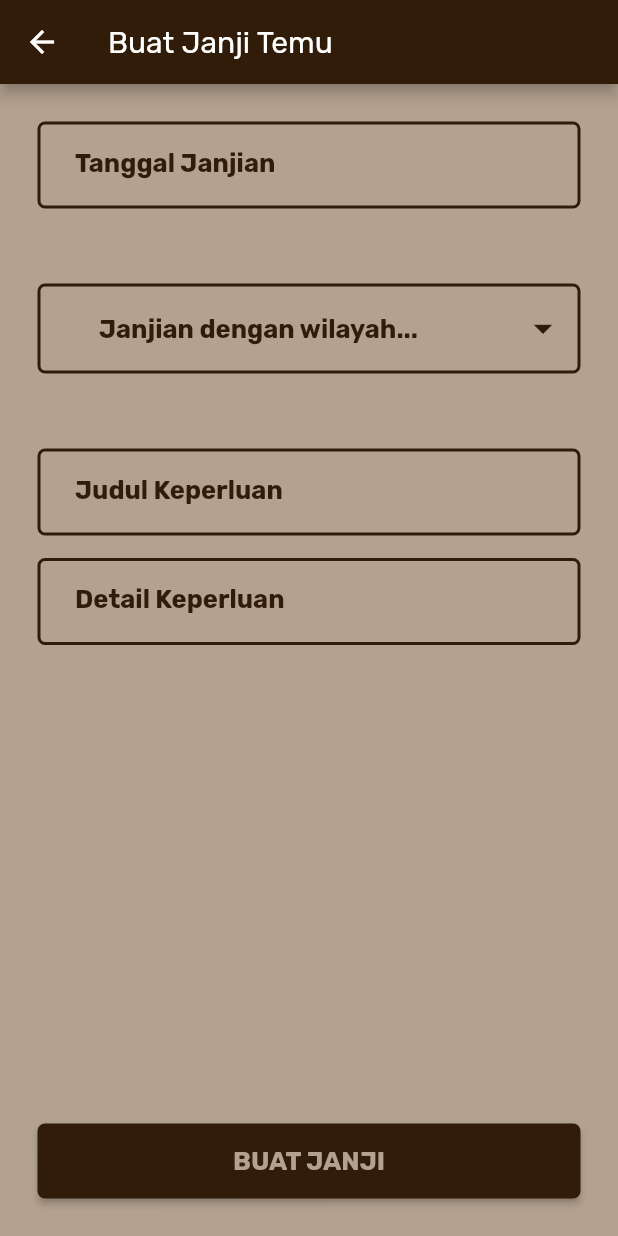
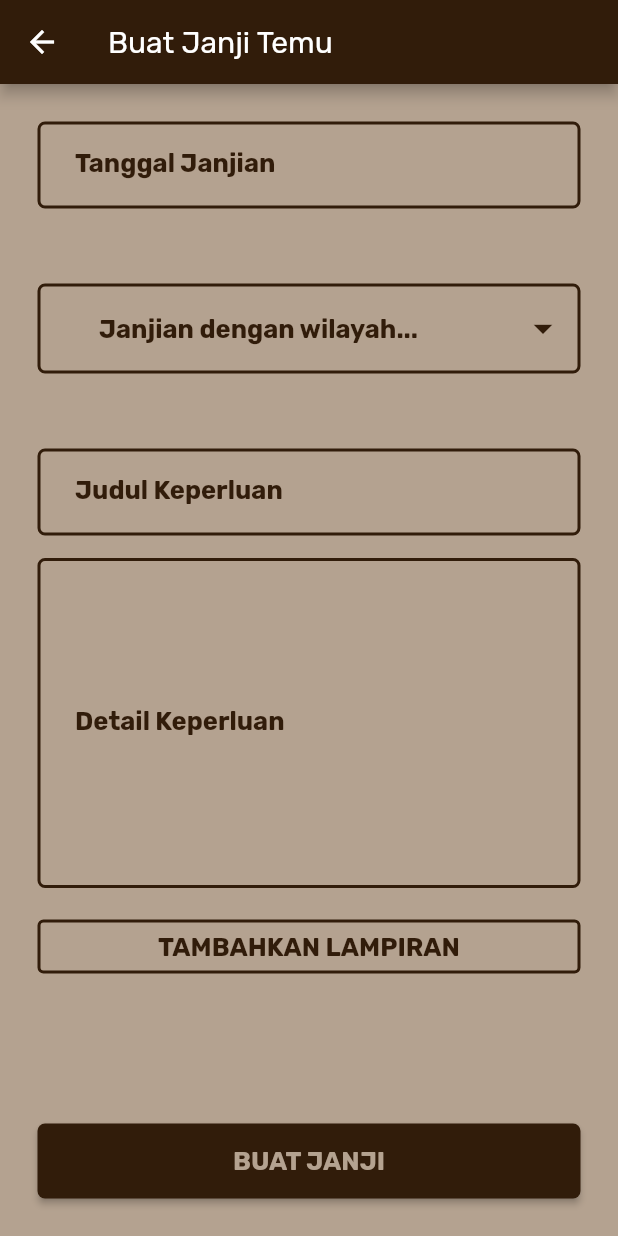
Before and after one commit to Smart-RT/SmartRT-mobile, a Flutter app: the BuatJanjiTemuPage screen opened directly, on a phone screen of 412 x 824 dp. Run offline on Flutter 3.47's test engine with Material 2 defaults, Android fonts, the light colour scheme and no system bars; drawn by our look-alikes of date_time_picker; our stand-ins replace dio, dropdown_button2, firebase_auth, firebase_core, flutter_secure_storage, lottie and 1 more; accounts and stored records are empty.

Commit message:
memperbaiki halaman buat janji temu

```diff
--- a/lib/constants/theme.dart
+++ b/lib/constants/theme.dart
@@ -93,5 +93,8 @@ ThemeData getThemeData() {
             borderRadius: BorderRadius.circular(5),
           ),
         ),
-      ));
+      ),
+    );
+
+
 }
--- a/lib/screens/public_screens/janji_temu/buat_janji_temu_page.dart
+++ b/lib/screens/public_screens/janji_temu/buat_janji_temu_page.dart
@@ -1,8 +1,6 @@
 import 'package:date_time_picker/date_time_picker.dart';
 import 'package:dropdown_button2/dropdown_button2.dart';
 import 'package:flutter/material.dart';
-import 'package:flutter/src/foundation/key.dart';
-import 'package:flutter/src/widgets/framework.dart';
 import 'package:smart_rt/constants/colors.dart';
 import 'package:smart_rt/constants/size.dart';
 import 'package:smart_rt/constants/style.dart';
@@ -16,7 +14,7 @@ class BuatJanjiTemuPage extends StatefulWidget {
 }
 
 class _BuatJanjiTemuPageState extends State<BuatJanjiTemuPage> {
-  String _areaSelectedItem= '';
+  String _areaSelectedItem = '';
   final List<String> _areaItems = [
     'XXX',
     'YYY',
@@ -113,6 +111,7 @@ class _BuatJanjiTemuPageState extends State<BuatJanjiTemuPage> {
                 ),
                 SB_height15,
                 TextFormField(
+                  maxLines: 10,
                   autocorrect: false,
                   style: smartRTTextNormal_Primary,
                   decoration: const InputDecoration(
@@ -125,6 +124,19 @@ class _BuatJanjiTemuPageState extends State<BuatJanjiTemuPage> {
                   },
                 ),
                 SB_height15,
+                Container(
+                  width: double.infinity,
+                  child: OutlinedButton(
+                    onPressed: () {},
+                    child: Text(
+                      'TAMBAHKAN LAMPIRAN',
+                      style: smartRTTextLargeBold_Primary,
+                    ),
+                    style: OutlinedButton.styleFrom(
+                      side: BorderSide(color: smartRTPrimaryColor, width: 2)
+                    ),
+                  ),
+                ),
               ],
             ),
             Container(
```
